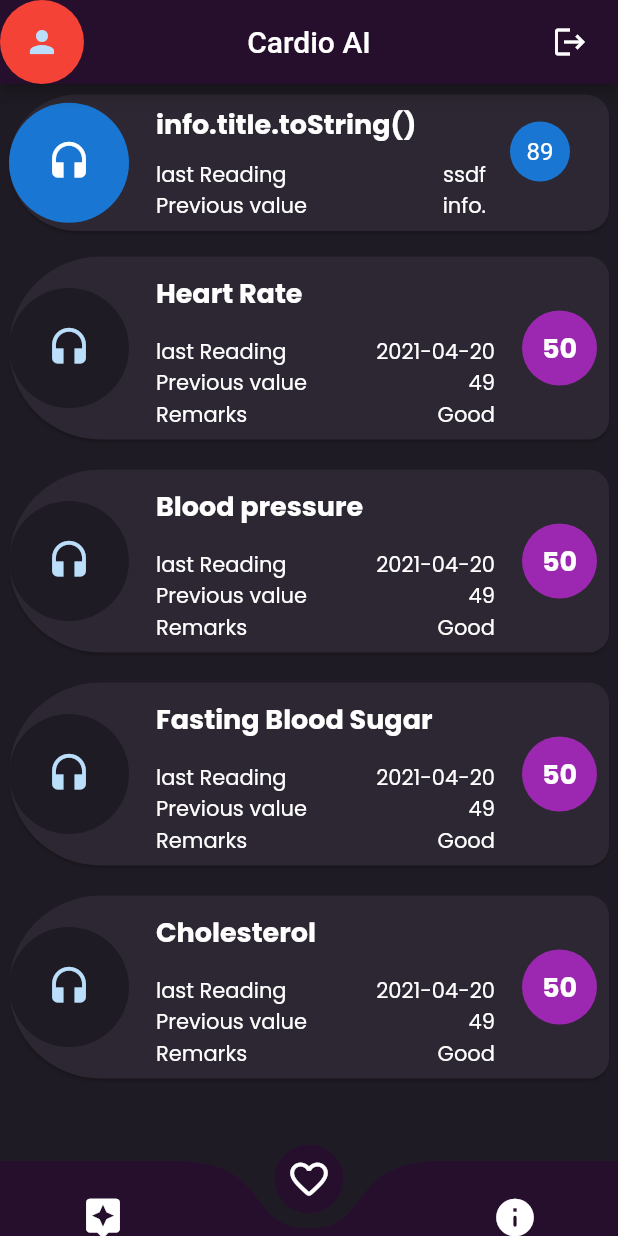
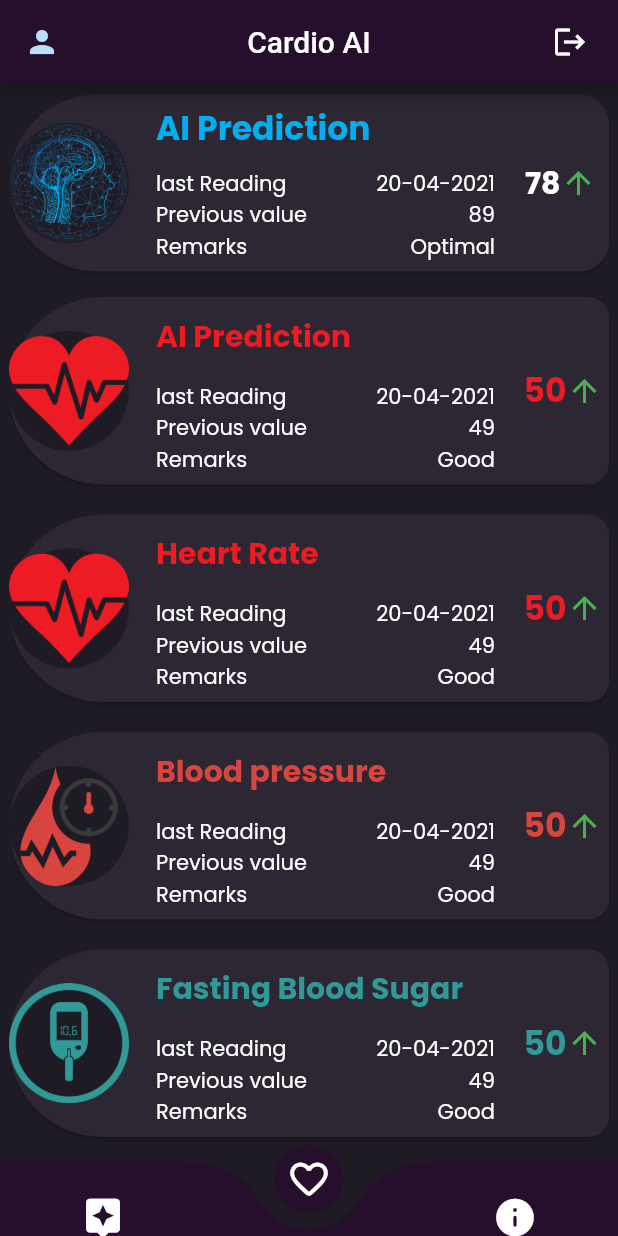
Before and after one commit to najafmohammed/cardio_ai, a Flutter app: the screen it shows once a user with an empty profile is signed in, on a phone screen of 412 x 824 dp. Run offline on Flutter 3.47's test engine with Material 2 defaults, Android fonts, the light colour scheme and no system bars; drawn by our look-alikes of curved_navigation_bar; our stand-ins replace firebase_auth, firebase_core, flutter_spinkit; accounts and stored records are empty.

Commit message:
home update

```diff
--- a/lib/HomeWidgets/QuickInfo/quick_info.dart
+++ b/lib/HomeWidgets/QuickInfo/quick_info.dart
@@ -29,9 +29,7 @@ class QuickInfo extends StatelessWidget {
               children: [
                 CircleAvatar(
                   backgroundColor: darkBg,
-                  child: Icon(
-                    Icons.headset,
-                    size: 30,
+                  child: Image.asset(info.imageLoc
                   ),
                   radius: 40,
                 ),
@@ -46,7 +44,7 @@ class QuickInfo extends StatelessWidget {
                             padding: const EdgeInsets.symmetric(horizontal: 0,vertical: 5),
                             child: Text(
                               info.title,
-                              style: whitePop,
+                              style: whitePop(info.colorValue),
                             ),
                           ),
                           subtitle: SizedBox(
@@ -64,7 +62,7 @@ class QuickInfo extends StatelessWidget {
                                       style: whitePopSmall,
                                     ),
                                     Text(
-                                      DateFormat('yyyy-MM-dd')
+                                      DateFormat('dd-MM-yyyy')
                                           .format(info.lastdate)
                                           .toString(),
                                       style: whitePopSmall,
@@ -104,10 +102,15 @@ class QuickInfo extends StatelessWidget {
                     ),
                   ],
                 ),
-                CircleAvatar(
-                    radius: 25,
-                    backgroundColor: Colors.purple,
-                    child: Text(info.value.toString(),style: whitePop ),),
+                Padding(
+                  padding: const EdgeInsets.all(1.0),
+                  child: Row(
+                    children: [
+                      Text(info.value.toString(),style: whitePopLarge(info.colorValue) ),
+                      Icon(Icons.arrow_upward,color: Colors.green,)
+                    ],
+                  ),
+                ),
                     // child: Text("89",style: whitePop,)),
               ],
             ),
--- a/lib/home/home.dart
+++ b/lib/home/home.dart
@@ -51,7 +51,7 @@ class _HomeState extends State<Home> {
     return Scaffold(
       appBar: AppBar(
         leading: CircleAvatar(
-            radius: 18, backgroundColor: Colors.red, child: Icon(Icons.person)),
+            radius: 18, backgroundColor: darkAccent, child: Icon(Icons.person)),
         actions: [
           GestureDetector(
             onTap: () async {
--- a/lib/homePages/home_page.dart
+++ b/lib/homePages/home_page.dart
@@ -14,10 +14,46 @@ DateTime date = DateTime.now();
 
 class _HomePageState extends State<HomePage> {
   List<QuickInfoModel> model = <QuickInfoModel>[
-    QuickInfoModel(title: "Heart Rate", lastdate: date, value: 50, prev: 49,remark: "Good"),
-    QuickInfoModel(title: "Blood pressure", lastdate: date, value: 50, prev: 49,remark: "Good"),
-    QuickInfoModel(title: "Fasting Blood Sugar", lastdate: date, value: 50, prev: 49,remark: "Good"),
-    QuickInfoModel(title: "Cholesterol", lastdate: date, value: 50, prev: 49,remark: "Good"),
+    QuickInfoModel(
+        title: "AI Prediction",
+        lastdate: date,
+        value: 50,
+        prev: 49,
+        colorValue: Color(0xFFed1b24),
+        imageLoc:"assets/images/heartRate.png" ,
+        remark: "Good"),
+    QuickInfoModel(
+        title: "Heart Rate",
+        lastdate: date,
+        value: 50,
+        prev: 49,
+        colorValue: Color(0xFFed1b24),
+        imageLoc:"assets/images/heartRate.png" ,
+        remark: "Good"),
+    QuickInfoModel(
+        title: "Blood pressure",
+        lastdate: date,
+        value: 50,
+        prev: 49,
+        colorValue: Color(0xFFd8453e),
+        imageLoc:"assets/images/bloodPressure.png" ,
+        remark: "Good"),
+    QuickInfoModel(
+        title: "Fasting Blood Sugar",
+        lastdate: date,
+        value: 50,
+        prev: 49,
+        colorValue: Color(0xFF319997),
+        imageLoc:"assets/images/bloodSugar.png" ,
+        remark: "Good"),
+    QuickInfoModel(
+        title: "Cholesterol",
+        lastdate: date,
+        value: 50,
+        prev: 49,
+        colorValue: Color(0xFFff7f27),
+        imageLoc:"assets/images/cholesterol.png" ,
+        remark: "Good"),
   ];
   @override
   Widget build(BuildContext context) {
@@ -39,20 +75,22 @@ class _HomePageState extends State<HomePage> {
                 Row(
                   children: [
                     CircleAvatar(
-                      child: Icon(
-                        Icons.headset,
-                        size: 30,
-                      ),
+                      child: Image.asset("assets/images/AI.png"),
+                      backgroundColor: darkBg,
                       radius: 40,
                     ),
                     SizedBox(
-                      width: MediaQuery.of(context).size.width - 100,
+                      width: MediaQuery.of(context).size.width - 150,
                       child: Padding(
                         padding: const EdgeInsets.all(2.0),
                         child: ListTile(
                           title: Text(
-                            "info.title.toString()",
-                            style: whitePop,
+                            "AI Prediction",
+                            style: TextStyle(
+                                color: Color(0xFF02aeed),
+                                fontFamily: "Poppins",
+                                fontWeight: FontWeight.w700,
+                                fontSize: 22),
                           ),
                           subtitle: Column(
                             children: [
@@ -68,7 +106,7 @@ class _HomePageState extends State<HomePage> {
                                     style: whitePopSmall,
                                   ),
                                   Text(
-                                    "ssdf",
+                                    "20-04-2021",
                                     style: whitePopSmall,
                                   ),
                                 ],
@@ -82,15 +120,38 @@ class _HomePageState extends State<HomePage> {
                                     style: whitePopSmall,
                                   ),
                                   Text(
-                                    "info.",
+                                    "89",
+                                    style: whitePopSmall,
+                                  ),
+                                ],
+                              ),
+                              Row(
+                                mainAxisAlignment:
+                                MainAxisAlignment.spaceBetween,
+                                children: [
+                                  Text(
+                                    "Remarks",
+                                    style: whitePopSmall,
+                                  ),
+                                  Text(
+                                    "Optimal",
                                     style: whitePopSmall,
                                   ),
                                 ],
                               ),
                             ],
                           ),
-                          trailing: CircleAvatar(child: Text("89")),
+
                         ),
+                      ),
+                    ),
+                    Padding(
+                      padding: const EdgeInsets.all(2.0),
+                      child: Row(
+                        children: [
+                          Text("78",style: whitePop(Colors.white) ),
+                          Icon(Icons.arrow_upward,color: Colors.green,)
+                        ],
                       ),
                     ),
                   ],
--- a/lib/models/quickInfoModel.dart
+++ b/lib/models/quickInfoModel.dart
@@ -1,9 +1,20 @@
-class QuickInfoModel{
+import 'package:flutter/material.dart';
+
+class QuickInfoModel {
   final String title;
   final int value;
   final int prev;
   final DateTime lastdate;
   final String remark;
+  final String imageLoc;
+  final Color colorValue;
 
-  QuickInfoModel({this.title, this.value, this.prev, this.lastdate,this.remark});
+  QuickInfoModel(
+      {this.title,
+      this.value,
+      this.prev,
+      this.lastdate,
+      this.remark,
+      this.imageLoc,
+      this.colorValue});
 }
--- a/lib/shared/ColorApp.dart
+++ b/lib/shared/ColorApp.dart
@@ -4,12 +4,22 @@ Color darkBg = new Color(0xFF1F1B24);
 Color darkAccent = new Color(0xFF260F2D);
 Color darkCard = new Color(0xFF2C2732);
 
-TextStyle whitePop = new TextStyle(
-  color: Colors.white,
-  fontFamily: "Poppins",
-  fontWeight: FontWeight.w700,
-  fontSize: 18
-);
+TextStyle whitePop(Color color) {
+  return TextStyle(
+      color: color,
+      fontFamily: "Poppins",
+      fontWeight: FontWeight.w700,
+      fontSize: 20
+  );
+}
+TextStyle whitePopLarge(Color color) {
+  return TextStyle(
+      color: color,
+      fontFamily: "Poppins",
+      fontWeight: FontWeight.w700,
+      fontSize: 22
+  );
+}
 TextStyle whitePopSmall = new TextStyle(
   color: Colors.white,
   fontFamily: "Poppins",
```
Also changed, not shown: pubspec.yaml (+10 -4 lines), assets/images/AI.png (added), assets/images/bloodPressure.png (added), assets/images/bloodSugar.png (added), assets/images/cholesterol.png (added), assets/images/heartRate.png (added), pubspec.lock.
